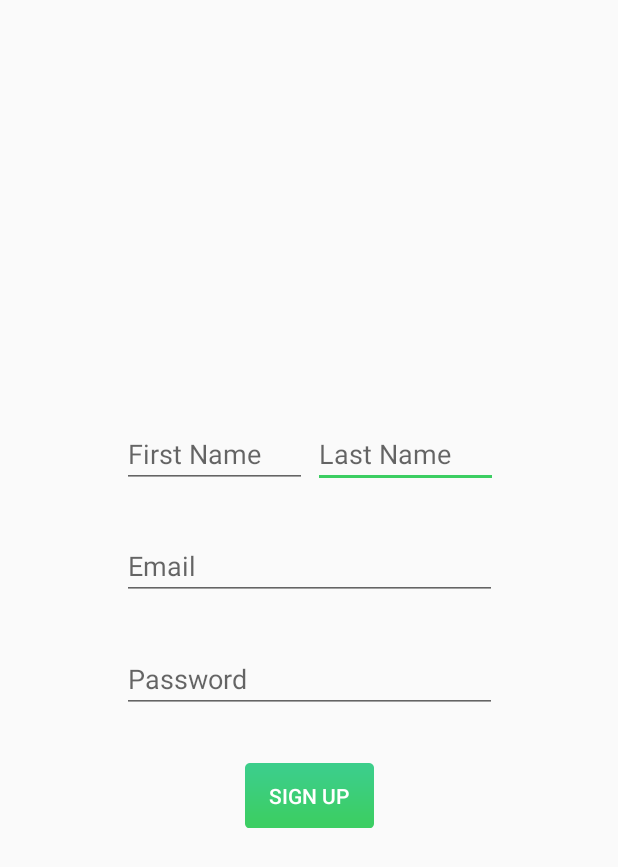
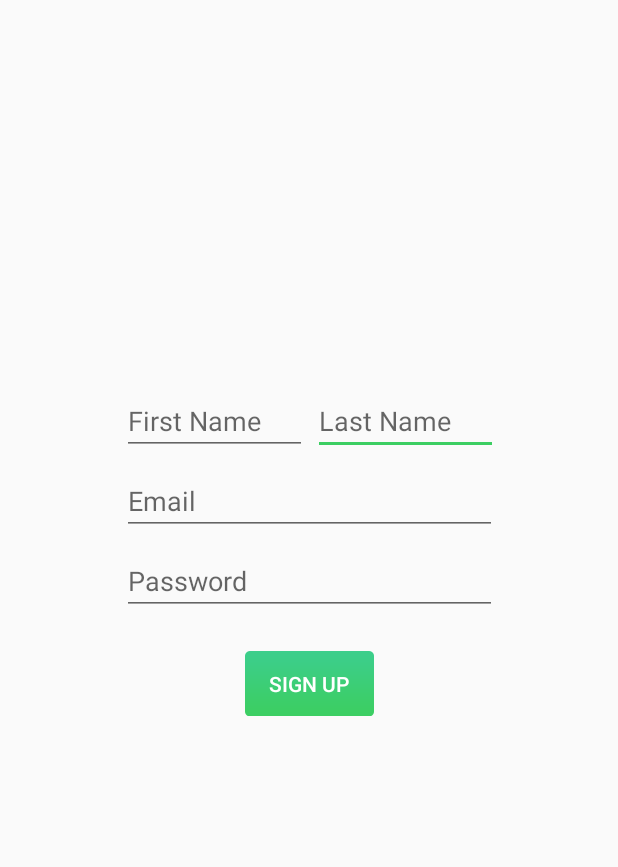
Before and after one commit to ryanbey/Morssenger, an Android app: the SignUpActivity screen opened directly, with no data from a screen before it, on a phone screen of 412 x 824 dp. Shown: the top 867 px of the screen. Run offline under Robolectric (Android 15) with nearby library versions, the phone set to English and light mode, and no system bars.

Commit message:
reworked sign up layout

```diff
--- a/app/src/main/java/com/goodfellows/morssenger/SplashScreenActivity.java
+++ b/app/src/main/java/com/goodfellows/morssenger/SplashScreenActivity.java
@@ -18,7 +18,7 @@ public class SplashScreenActivity extends AppCompatActivity {
             @Override
             public void run() {
                 try {
-                    sleep(3000); // How long does the splash screen show?
+                    sleep(2500); // How long does the splash screen show?
                     Intent intent = new Intent(getApplicationContext(), LoginActivity.class);
                     startActivity(intent);
                     finish();
--- a/app/src/main/res/layout/activity_sign_up.xml
+++ b/app/src/main/res/layout/activity_sign_up.xml
@@ -10,12 +10,10 @@
         android:id="@+id/button_sign_up3"
         android:layout_width="86dp"
         android:layout_height="43dp"
-        android:layout_marginTop="12dp"
-        android:layout_marginBottom="250dp"
+        android:layout_marginTop="24dp"
         android:background="@drawable/morssenger_sign_in_button_bg"
         android:text="SIGN UP"
         android:textColor="@android:color/background_light"
-        app:layout_constraintBottom_toBottomOf="parent"
         app:layout_constraintEnd_toEndOf="@+id/et_new_password"
         app:layout_constraintHorizontal_bias="0.5"
         app:layout_constraintStart_toStartOf="@+id/et_new_password"
```
